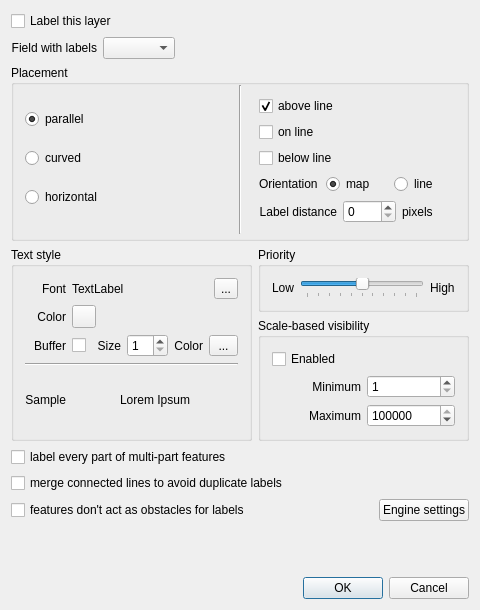
Old version of the form qgis/src/plugins/labeling/labelingguibase.ui in the repository sourcepole/qgis.
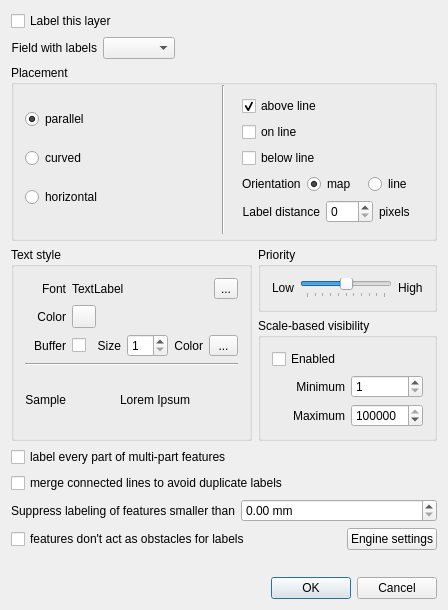
New version of the form. Icons and pictures are not drawn. Custom widgets are drawn as their Qt base class.

The edit to the form file:
```diff
--- a/qgis/src/plugins/labeling/labelingguibase.ui
+++ b/qgis/src/plugins/labeling/labelingguibase.ui
@@ -6,7 +6,7 @@
    <rect>
     <x>0</x>
     <y>0</y>
-    <width>480</width>
+    <width>448</width>
     <height>610</height>
    </rect>
   </property>
@@ -18,15 +18,15 @@
     <normaloff/>
    </iconset>
   </property>
-  <layout class="QVBoxLayout" name="verticalLayout">
-   <item>
+  <layout class="QGridLayout" name="gridLayout_5">
+   <item row="0" column="0">
     <widget class="QCheckBox" name="chkEnableLabeling">
      <property name="text">
       <string>Label this layer</string>
      </property>
     </widget>
    </item>
-   <item>
+   <item row="1" column="0">
     <layout class="QHBoxLayout" name="horizontalLayout_9">
      <item>
       <widget class="QLabel" name="label_6">
@@ -56,7 +56,7 @@
      </item>
     </layout>
    </item>
-   <item>
+   <item row="2" column="0">
     <widget class="QGroupBox" name="groupBox_4">
      <property name="title">
       <string>Placement</string>
@@ -326,7 +326,7 @@
      </layout>
     </widget>
    </item>
-   <item>
+   <item row="3" column="0">
     <layout class="QGridLayout" name="gridLayout_4">
      <item row="0" column="0" rowspan="2">
       <widget class="QGroupBox" name="groupBox">
@@ -648,21 +648,39 @@
      </item>
     </layout>
    </item>
-   <item>
+   <item row="4" column="0">
     <widget class="QCheckBox" name="chkLabelPerFeaturePart">
      <property name="text">
       <string>label every part of multi-part features</string>
      </property>
     </widget>
    </item>
-   <item>
+   <item row="5" column="0">
     <widget class="QCheckBox" name="chkMergeLines">
      <property name="text">
       <string>merge connected lines to avoid duplicate labels</string>
      </property>
     </widget>
    </item>
-   <item>
+   <item row="6" column="0">
+    <layout class="QHBoxLayout" name="horizontalLayout_10">
+     <item>
+      <widget class="QLabel" name="label_19">
+       <property name="text">
+        <string>Suppress labeling of features smaller than</string>
+       </property>
+      </widget>
+     </item>
+     <item>
+      <widget class="QDoubleSpinBox" name="mMinSizeSpinBox">
+       <property name="suffix">
+        <string> mm</string>
+       </property>
+      </widget>
+     </item>
+    </layout>
+   </item>
+   <item row="7" column="0">
     <layout class="QHBoxLayout" name="horizontalLayout_2">
      <item>
       <widget class="QCheckBox" name="chkNoObstacle">
@@ -699,7 +717,7 @@
      </item>
     </layout>
    </item>
-   <item>
+   <item row="8" column="0">
     <spacer name="verticalSpacer_2">
      <property name="orientation">
       <enum>Qt::Vertical</enum>
@@ -712,7 +730,7 @@
      </property>
     </spacer>
    </item>
-   <item>
+   <item row="9" column="0">
     <widget class="QDialogButtonBox" name="buttonBox">
      <property name="orientation">
       <enum>Qt::Horizontal</enum>
```
